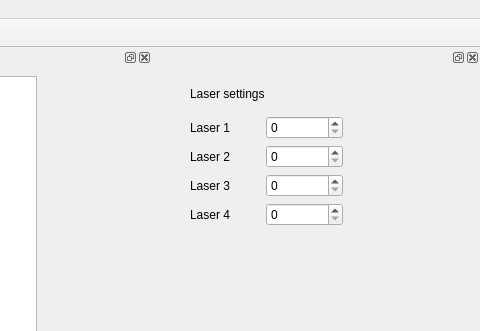
Above: gui/fluorescence_microscopy/ui_basic.ui from fbarho/qudi-cbs before the change; both pictures show x 758 to 1238 and y 0 to 331 of the 1238 by 938 pixel window. Below: the same form after it.
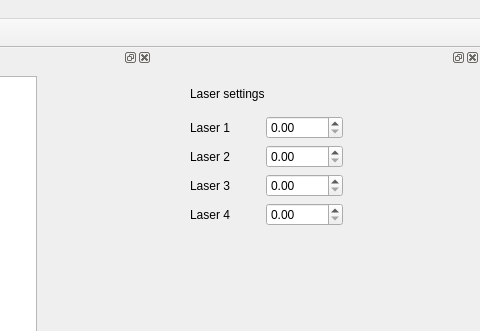
That is the form after the change. Custom widgets are drawn as their Qt base class.

Commit message: laser intensity setting in DoubleSpinBoxes instead of SpinBoxes

```diff
--- a/gui/fluorescence_microscopy/ui_basic.ui
+++ b/gui/fluorescence_microscopy/ui_basic.ui
@@ -376,7 +376,7 @@
          </widget>
         </item>
         <item row="0" column="1">
-         <widget class="QSpinBox" name="laser1_control_SpinBox">
+         <widget class="QDoubleSpinBox" name="laser1_control_DSpinBox">
           <property name="sizePolicy">
            <sizepolicy hsizetype="Preferred" vsizetype="Fixed">
             <horstretch>0</horstretch>
@@ -390,12 +390,12 @@
            </size>
           </property>
           <property name="maximum">
-           <number>100</number>
+           <double>100.000000000000000</double>
           </property>
          </widget>
         </item>
         <item row="1" column="1">
-         <widget class="QSpinBox" name="laser2_control_SpinBox">
+         <widget class="QDoubleSpinBox" name="laser2_control_DSpinBox">
           <property name="sizePolicy">
            <sizepolicy hsizetype="Preferred" vsizetype="Fixed">
             <horstretch>0</horstretch>
@@ -403,12 +403,12 @@
            </sizepolicy>
           </property>
           <property name="maximum">
-           <number>100</number>
+           <double>100.000000000000000</double>
           </property>
          </widget>
         </item>
         <item row="2" column="1">
-         <widget class="QSpinBox" name="laser3_control_SpinBox">
+         <widget class="QDoubleSpinBox" name="laser3_control_DSpinBox">
           <property name="sizePolicy">
            <sizepolicy hsizetype="Preferred" vsizetype="Fixed">
             <horstretch>0</horstretch>
@@ -416,12 +416,12 @@
            </sizepolicy>
           </property>
           <property name="maximum">
-           <number>100</number>
+           <double>100.000000000000000</double>
           </property>
          </widget>
         </item>
         <item row="3" column="1">
-         <widget class="QSpinBox" name="laser4_control_SpinBox">
+         <widget class="QDoubleSpinBox" name="laser4_control_DSpinBox">
           <property name="sizePolicy">
            <sizepolicy hsizetype="Preferred" vsizetype="Fixed">
             <horstretch>0</horstretch>
@@ -429,7 +429,7 @@
            </sizepolicy>
           </property>
           <property name="maximum">
-           <number>100</number>
+           <double>100.000000000000000</double>
           </property>
          </widget>
         </item>
```
The commit also changes 1 other file.
